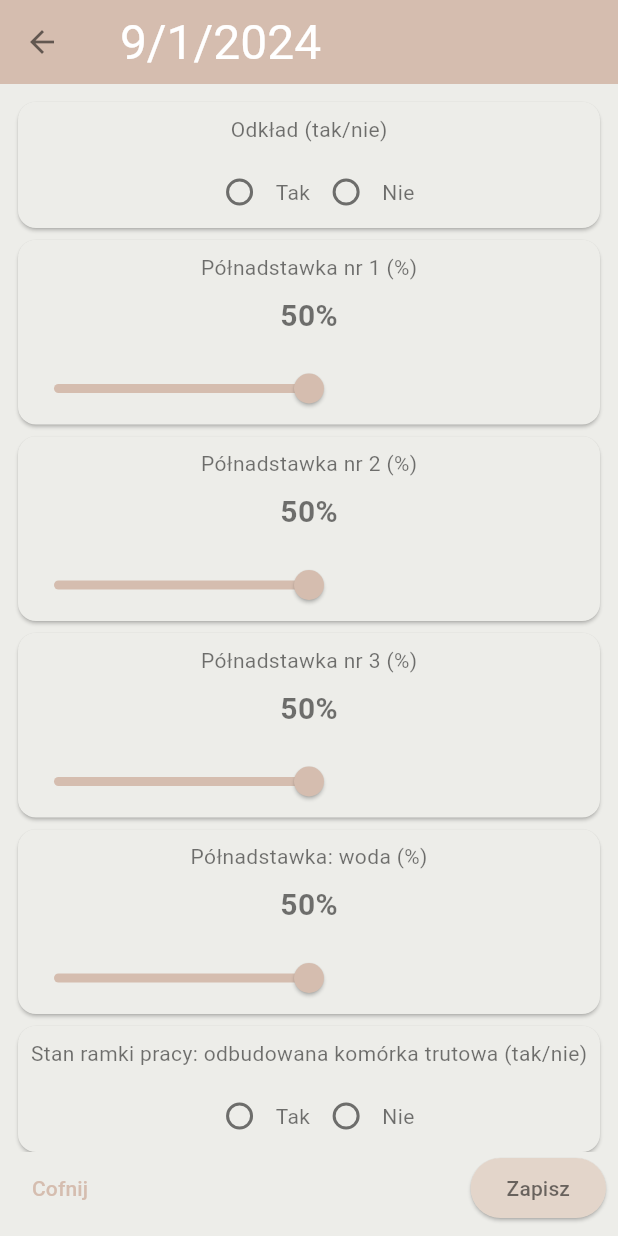
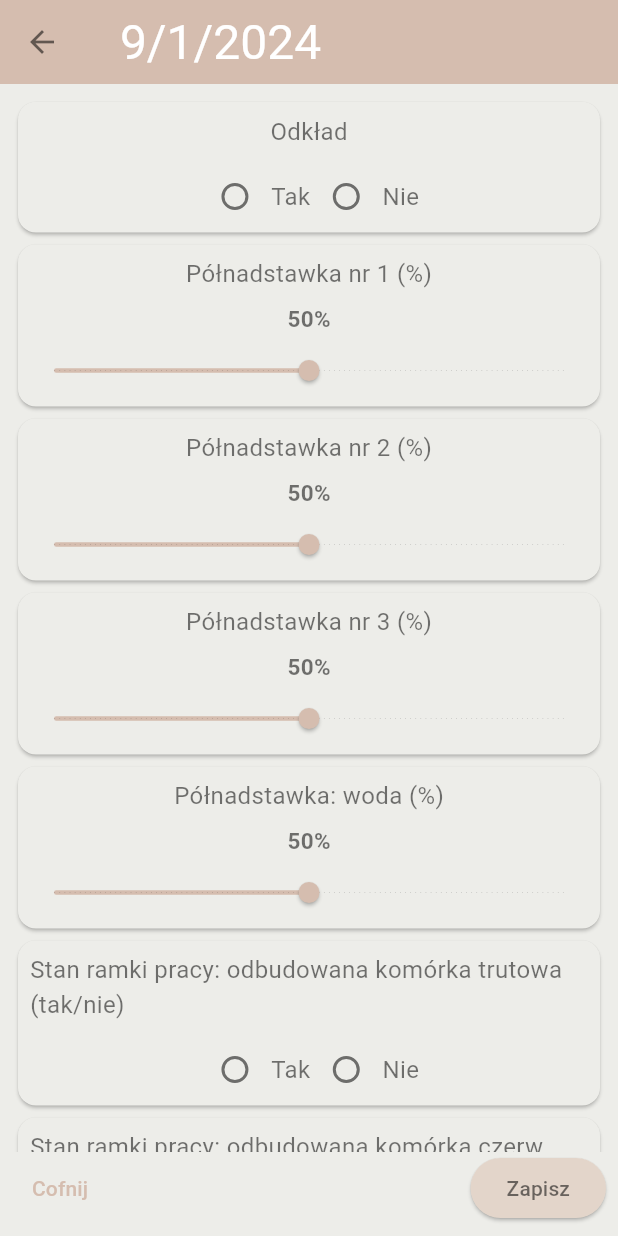
Before and after one commit to agata-miko/ule, a Flutter app: the ChecklistScreen screen opened directly with empty values, on a phone screen of 412 x 824 dp. Run offline on Flutter 3.47's test engine with Material 3 defaults, Android fonts, the phone set to English and light mode, and no system bars; our stand-ins replace flutter_riverpod, google_fonts, image_picker, sqflite; accounts and stored records are empty.

Commit message:
checklist changed to look more bearable (still not final)

```diff
--- a/lib/data/checklist_questions_data.dart
+++ b/lib/data/checklist_questions_data.dart
@@ -3,7 +3,7 @@ import 'package:pszczoly_v3/models/question.dart';
 //all questions will be changed to eng or the app fully pl? voice to text in pl?
 
 List<Question> checklistQuestions = [
-  Question(id: 'q1', text: 'Odkład (tak/nie)', responseType: ResponseType.yesNo),
+  Question(id: 'q1', text: 'Odkład', responseType: ResponseType.yesNo),
   Question(id: 'q2', text: 'Półnadstawka nr 1 (%)', responseType: ResponseType.percentage),
   Question(id: 'q3', text: 'Półnadstawka nr 2 (%)', responseType: ResponseType.percentage),
   Question(id: 'q4', text: 'Półnadstawka nr 3 (%)', responseType: ResponseType.percentage),
--- a/lib/providers/hive_list_provider.dart
+++ b/lib/providers/hive_list_provider.dart
@@ -31,9 +31,7 @@ class HiveDataNotifier extends StateNotifier<List<Hive>> {
     final newHive = Hive(photo: copiedPhoto, hiveName: hiveName);
     await databaseHelper.insertHive(newHive.toJson());
 
-    final allHives = await databaseHelper.getAllHives();
-    print('All Hives in the Database: $allHives');
-
+    await databaseHelper.getAllHives();
     state = [...state, newHive];
   }
 
--- a/lib/screens/hive_screen.dart
+++ b/lib/screens/hive_screen.dart
@@ -6,6 +6,7 @@ import 'package:pszczoly_v3/widgets/image_input.dart';
 
 import '../providers/hive_list_provider.dart';
 
+// //ignore: must_be_immutable - this comment make flutter ignore this warning
 class HiveScreen extends ConsumerStatefulWidget {
   HiveScreen({super.key, this.selectedImage, required this.hiveName, required this.hiveId});
 
--- a/lib/services/database_helper.dart
+++ b/lib/services/database_helper.dart
@@ -1,11 +1,8 @@
-import 'dart:io';
-
 import 'package:pszczoly_v3/data/checklist_questions_data.dart';
 import 'package:pszczoly_v3/models/checklist_responses.dart';
 import 'package:pszczoly_v3/models/question.dart';
 import 'package:sqflite/sqflite.dart';
 import 'package:path/path.dart';
-import 'package:pszczoly_v3/models/hive.dart';
 
 class DatabaseHelper {
   static const String _databaseName = 'Hives.db';
--- a/lib/theme/app_theme_2.dart
+++ b/lib/theme/app_theme_2.dart
@@ -7,11 +7,12 @@ ThemeData lightTheme = ThemeData(
   textTheme: const TextTheme(
     displayLarge: TextStyle(fontSize: 32),
     bodyLarge: TextStyle(fontSize: 18),
+    bodyMedium: TextStyle(fontSize: 16),
     bodySmall: TextStyle(fontSize: 10),
   ).apply(fontFamily: GoogleFonts.bungeeSpice().fontFamily),
   appBarTheme: AppBarTheme(titleTextStyle: TextStyle(fontFamily: GoogleFonts.bungeeSpice().fontFamily, fontSize: 32),
-    color: Color(0xFFd5bdaf),
-    iconTheme: IconThemeData(color: Colors.black54),
+    color: const Color(0xFFd5bdaf),
+    iconTheme: const IconThemeData(color: Colors.black54),
   ),
   elevatedButtonTheme: ElevatedButtonThemeData(
     style: ButtonStyle(
--- a/lib/widgets/checklist.dart
+++ b/lib/widgets/checklist.dart
@@ -16,7 +16,6 @@ class ChecklistState extends ConsumerState<Checklist> {
   Widget build(BuildContext context) {
     final checklistQuestions = ref.watch(questionsProvider);
 
-
     return ListView.builder(
       itemCount: checklistQuestions.length,
       itemBuilder: (context, index) {
@@ -31,7 +30,7 @@ class ChecklistState extends ConsumerState<Checklist> {
         children: [
           Padding(
             padding: const EdgeInsets.all(8.0),
-            child: Text(question.text),
+            child: Text(question.text, style: Theme.of(context).textTheme.bodyMedium,),
           ),
           buildResponseWidget(question),
         ],
@@ -45,6 +44,14 @@ class ChecklistState extends ConsumerState<Checklist> {
         return Row(
           mainAxisAlignment: MainAxisAlignment.center,
           children: [
+            // Switch(
+            //   value: question.response,
+            //   onChanged: (value) {
+            //     setState(() {
+            //       question.response = value;
+            //     });
+            //   },
+            // ),
             Radio(
               value: true,
               groupValue: question.response,
@@ -70,10 +77,15 @@ class ChecklistState extends ConsumerState<Checklist> {
       case ResponseType.text:
         return Padding(
           padding: const EdgeInsets.all(8.0),
-          child: TextField(
-            decoration: const InputDecoration(
-                hintText: 'Odpowiedź',
-                hintStyle: TextStyle(fontSize: 12, color: Colors.grey)),
+          child: TextField(style: TextStyle(height: 1),
+            decoration: InputDecoration(
+              hintText: 'Odpowiedź',
+              hintStyle: const TextStyle(fontSize: 16, color: Colors.grey),
+              filled: true,
+              fillColor: Colors.grey.withOpacity(0.1), // Adjust color as needed
+              border: InputBorder.none,
+              // Remove the default border
+            ),
             onChanged: (String value) {
               setState(() {
                 question.response = value;
@@ -82,7 +94,7 @@ class ChecklistState extends ConsumerState<Checklist> {
           ),
         );
       case ResponseType.percentage:
-        return PercentageSlider();
+        return const PercentageSlider();
       default:
         return Container(); // Return an empty container for unknown types
     }
--- a/lib/widgets/hives_list.dart
+++ b/lib/widgets/hives_list.dart
@@ -18,7 +18,7 @@ class HivesList extends ConsumerStatefulWidget {
 class _HivesListState extends ConsumerState<HivesList> {
   @override
   Widget build(BuildContext context) {
-    final List<Hive> hives = ref.watch(hiveDataProvider);
+    ref.watch(hiveDataProvider);
     final Future<List<Map<String, dynamic>>> hivesListFromDatabase =
     ref.read(databaseProvider).getAllHives();
 
--- a/lib/widgets/percentage_slider.dart
+++ b/lib/widgets/percentage_slider.dart
@@ -1,11 +1,13 @@
 import 'package:flutter/material.dart';
 
 class PercentageSlider extends StatefulWidget {
+  const PercentageSlider({super.key});
+
   @override
-  _PercentageSliderState createState() => _PercentageSliderState();
+  PercentageSliderState createState() => PercentageSliderState();
 }
 
-class _PercentageSliderState extends State<PercentageSlider> {
+class PercentageSliderState extends State<PercentageSlider> {
   double _selectedPercentage = 50; // Initial percentage value
 
   @override
@@ -14,10 +16,13 @@ class _PercentageSliderState extends State<PercentageSlider> {
       children: <Widget>[
         Text(
           '${_selectedPercentage.round()}%',
-          style: TextStyle(fontSize: 20, fontWeight: FontWeight.bold),
+          style: const TextStyle(fontSize: 15, fontWeight: FontWeight.bold),
         ),
-        SizedBox(height: 10),
-        Slider(
+        SliderTheme(
+          data: const SliderThemeData(
+              thumbShape: RoundSliderThumbShape(enabledThumbRadius: 7),
+              trackHeight: 1),
+          child: Slider(
             value: _selectedPercentage,
             onChanged: (value) {
               setState(() {
@@ -27,7 +32,8 @@ class _PercentageSliderState extends State<PercentageSlider> {
             min: 0,
             max: 100,
             divisions: 100,
-          label: '${_selectedPercentage.round()}%',
+            // label: '${_selectedPercentage.round()}%',
+          ),
         ),
       ],
     );
```
Lines whose indentation alone changed are shown as unchanged.
